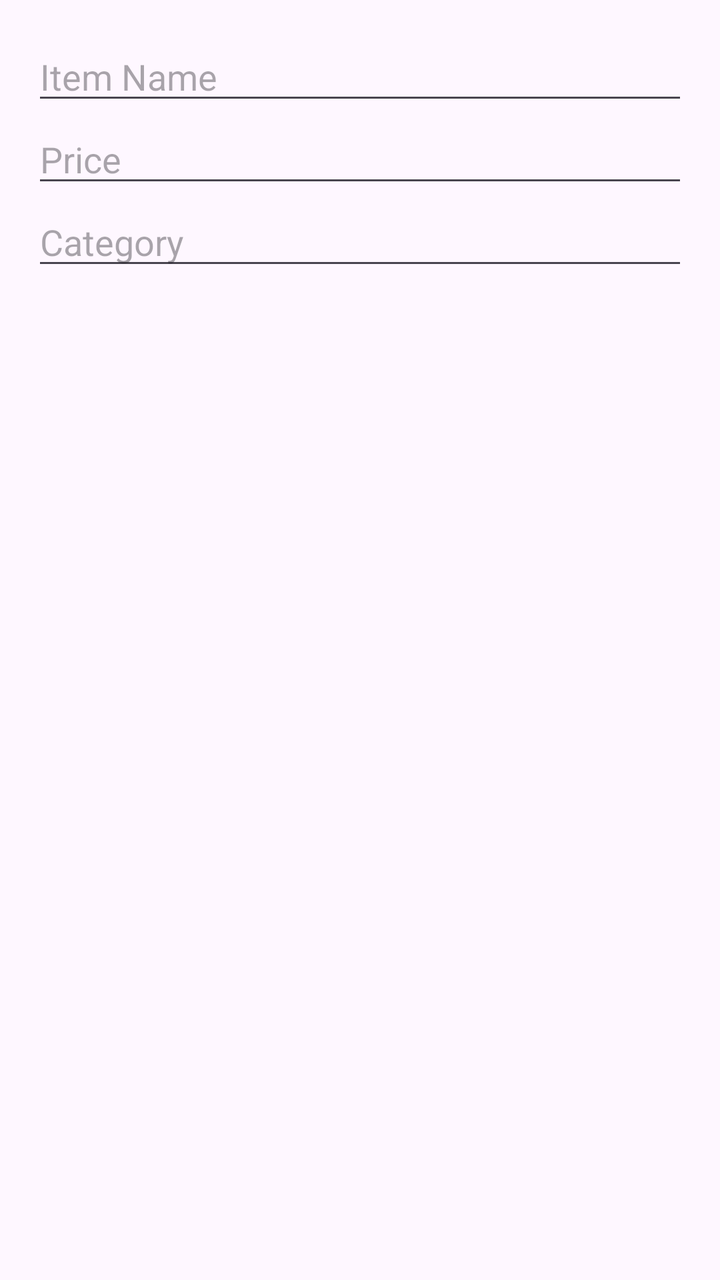
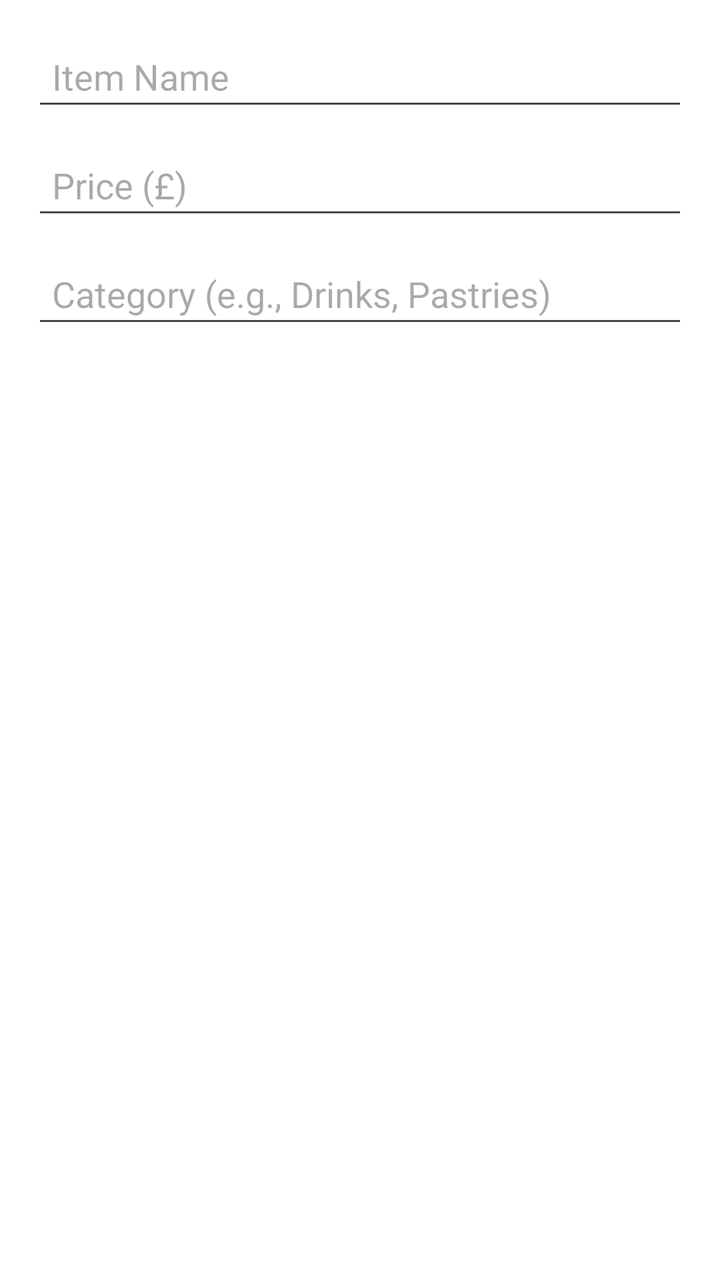

Compare the two renders of this Android layout. The source of the first and the diff that turns it into the second are given below.
<!-- AndroidManifest.xml: application theme Theme.CafeShopAssignment -->
<!-- res/layout/dialog_add_item.xml -->
<?xml version="1.0" encoding="utf-8"?>
<LinearLayout
    xmlns:android="http://schemas.android.com/apk/res/android"
    android:layout_width="match_parent"
    android:layout_height="wrap_content"
    android:orientation="vertical"
    android:padding="16dp">

    <EditText
        android:id="@+id/itemNameInput"
        android:layout_width="match_parent"
        android:layout_height="wrap_content"
        android:hint="Item Name" />

    <EditText
        android:id="@+id/itemPriceInput"
        android:layout_width="match_parent"
        android:layout_height="wrap_content"
        android:hint="Price"
        android:inputType="numberDecimal" />

    <EditText
        android:id="@+id/itemCategoryInput"
        android:layout_width="match_parent"
        android:layout_height="wrap_content"
        android:hint="Category" />

</LinearLayout>
<!-- resources referenced by this layout -->
<resources>
  <style name="Theme.CafeShopAssignment" parent="Base.Theme.CafeShopAssignment" />
  <style name="Base.Theme.CafeShopAssignment" parent="Theme.Material3.DayNight.NoActionBar">
          
          
      </style>
</resources>

<!-- the commit's change to res/layout/dialog_add_item.xml (unified diff, before → after) -->
@@ -4,25 +4,33 @@
     android:layout_width="match_parent"
     android:layout_height="wrap_content"
     android:orientation="vertical"
-    android:padding="16dp">
+    android:padding="16dp"
+    android:background="@android:color/white">
 
     <EditText
         android:id="@+id/itemNameInput"
         android:layout_width="match_parent"
         android:layout_height="wrap_content"
-        android:hint="Item Name" />
+        android:hint="Item Name"
+        android:inputType="textPersonName"
+        android:padding="10dp" />
 
     <EditText
         android:id="@+id/itemPriceInput"
         android:layout_width="match_parent"
         android:layout_height="wrap_content"
-        android:hint="Price"
-        android:inputType="numberDecimal" />
+        android:hint="Price (£)"
+        android:inputType="numberDecimal"
+        android:padding="10dp"
+        android:layout_marginTop="10dp" />
 
     <EditText
         android:id="@+id/itemCategoryInput"
         android:layout_width="match_parent"
         android:layout_height="wrap_content"
-        android:hint="Category" />
+        android:hint="Category (e.g., Drinks, Pastries)"
+        android:inputType="textPersonName"
+        android:padding="10dp"
+        android:layout_marginTop="10dp" />
 
 </LinearLayout>
